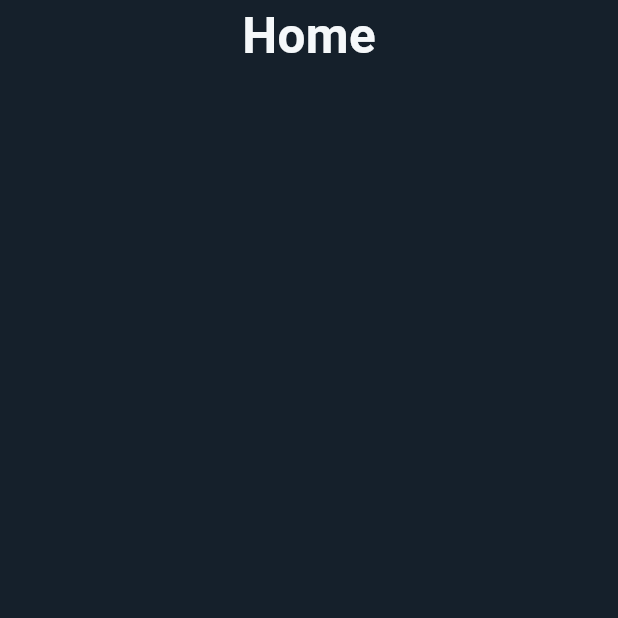
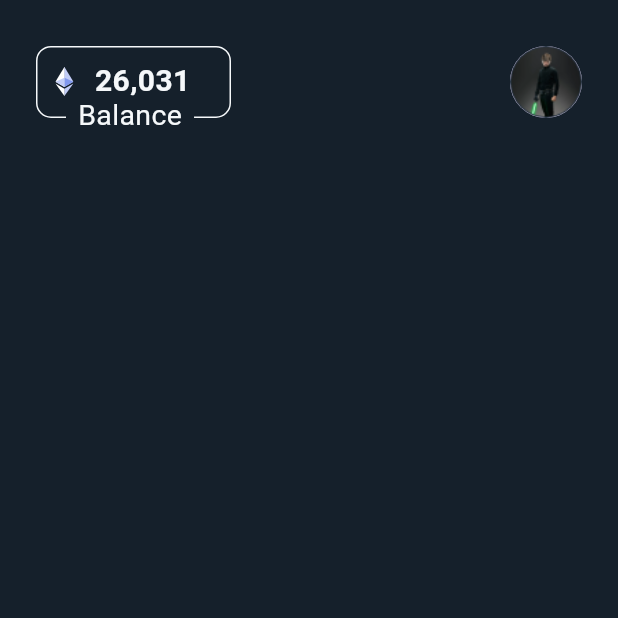
Before and after one commit to HAROONABUTABAR/nfs_app_ui, a Flutter app: the HomePageView screen opened directly, on a phone screen of 412 x 824 dp, the top half of it. Run offline on Flutter 3.47's test engine with Material 3 defaults, Android fonts, the phone set to English and light mode, and no system bars; our stand-ins replace flutter_bloc, flutter_screenutil, flutter_svg, smooth_page_indicator, top_snackbar_flutter.

Commit message:
📱 START HOME PAGE --> BalanceCardSection

```diff
--- a/lib/features/ui/home_page/home_page_content.dart
+++ b/lib/features/ui/home_page/home_page_content.dart
@@ -1,5 +1,10 @@
 import 'package:custom_widget/core/theming/styles.dart';
 import 'package:flutter/material.dart';
+import 'package:flutter_svg/svg.dart';
+
+import '../../../core/helpers/spacing.dart';
+import '../../../core/theming/colors.dart';
+import 'widget/balance_card_section.dart';
 
 class HomePageContent extends StatelessWidget {
   const HomePageContent({super.key});
@@ -8,12 +13,8 @@ class HomePageContent extends StatelessWidget {
   Widget build(BuildContext context) {
     return ListView(
       children: [
-        Center(
-          child: Text(
-            "Home",
-            style: TextStyles.font32BlueBold,
-          ),
-        )
+        verticalSpace(20),
+        const BalanceCardSection(),
       ],
     );
   }
--- a/lib/features/ui/home_page/home_view.dart
+++ b/lib/features/ui/home_page/home_view.dart
@@ -1,5 +1,10 @@
+import 'package:custom_widget/core/helpers/spacing.dart';
+import 'package:custom_widget/core/theming/styles.dart';
 import 'package:flutter/material.dart';
+import 'package:flutter/widgets.dart';
+import 'package:flutter_svg/svg.dart';
 
+import '../../../core/theming/colors.dart';
 import 'home_page_content.dart';
 
 class HomePageView extends StatelessWidget {
--- /dev/null
+++ b/lib/features/ui/home_page/widget/balance_card_section.dart
@@ -0,0 +1,78 @@
+import 'package:flutter/material.dart';
+import 'package:flutter_svg/flutter_svg.dart';
+
+import '../../../../core/helpers/spacing.dart';
+import '../../../../core/theming/colors.dart';
+import '../../../../core/theming/styles.dart';
+
+class BalanceCardSection extends StatelessWidget {
+  const BalanceCardSection({
+    super.key,
+  });
+
+  @override
+  Widget build(BuildContext context) {
+    return Padding(
+      padding: const EdgeInsets.symmetric(horizontal: 24.0, vertical: 10.0),
+      child: Row(
+        mainAxisAlignment: MainAxisAlignment.spaceBetween,
+        children: [
+          Stack(
+            clipBehavior: Clip.none,
+            children: [
+              Container(
+                alignment: Alignment.topCenter,
+                height: 48,
+                width: 130,
+                padding: const EdgeInsets.only(
+                  top: 8,
+                ),
+                decoration: BoxDecoration(
+                  borderRadius: BorderRadius.circular(10),
+                  border: Border.all(
+                    color: ColorsManager.whiteColor,
+                  ),
+                ),
+                child: Row(
+                  mainAxisAlignment: MainAxisAlignment.start,
+                  crossAxisAlignment: CrossAxisAlignment.center,
+                  children: [
+                    horizontalSpace(10),
+                    SvgPicture.asset(
+                        "assets/images/home_image/logos_ethereum.svg"),
+                    horizontalSpace(12),
+                    Text(
+                      "26,031",
+                      style: TextStyles.font32BlueBold.copyWith(fontSize: 20),
+                    ),
+                  ],
+                ),
+              ),
+              Positioned(
+                bottom: -12,
+                left: 20,
+                child: Container(
+                  alignment: Alignment.bottomCenter,
+                  color: ColorsManager.darkColor,
+                  padding: const EdgeInsets.only(left: 8, right: 8),
+                  child: Text(
+                    "Balance",
+                    style: TextStyles.font13BlueRegular.copyWith(
+                      fontSize: 19,
+                    ),
+                    textAlign: TextAlign.center,
+                  ),
+                ),
+              ),
+            ],
+          ),
+          const CircleAvatar(
+            radius: 24,
+            backgroundImage:
+                AssetImage("assets/images/home_image/home_page_image.png"),
+          ),
+        ],
+      ),
+    );
+  }
+}
--- a/pubspec.yaml
+++ b/pubspec.yaml
@@ -39,6 +39,7 @@ dependencies:
   smooth_page_indicator: ^1.1.0
   flutter_bloc: ^8.1.5
   top_snackbar_flutter: ^3.1.0
+  flutter_svg: ^2.0.10+1
 
 dev_dependencies:
   flutter_test:
@@ -55,6 +56,7 @@ flutter:
     - assets/images/connect_wallet_image/
     - assets/images/profile_setup_image/
     - assets/images/hey_welcome_image/
+    - assets/images/home_image/
     - assets/icons/
     - assets/fonts/
   fonts:
```
Also changed, not shown: assets/images/home_image/home_page_image.png (added), assets/images/home_image/logos_ethereum.svg (added), pubspec.lock.
